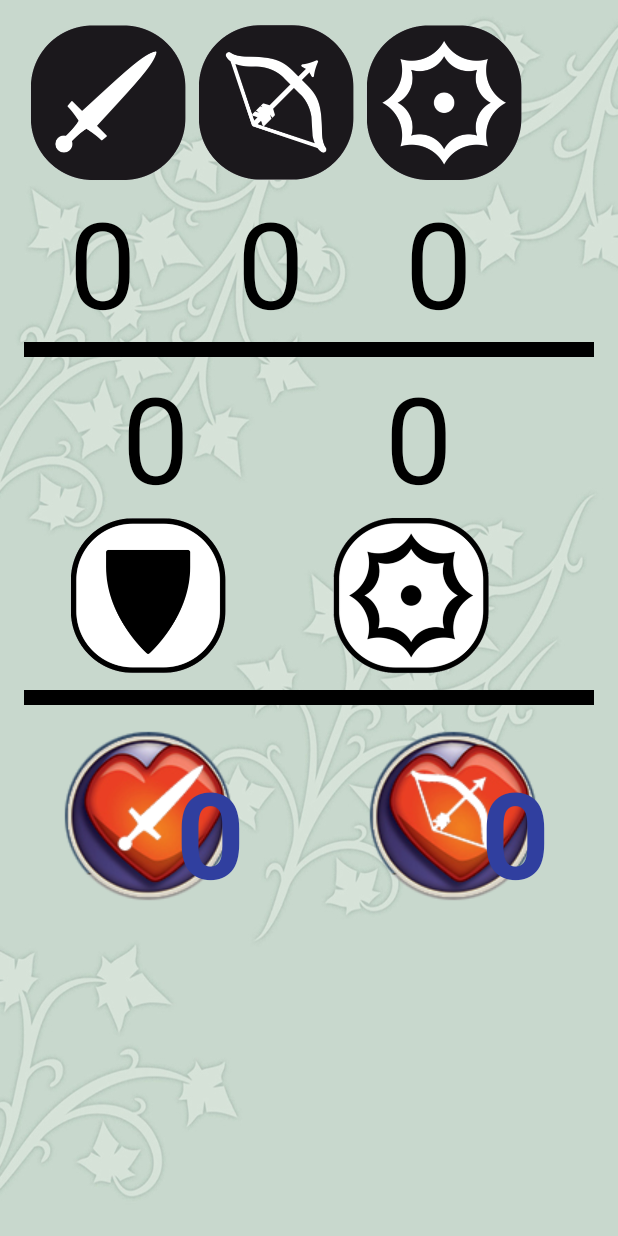
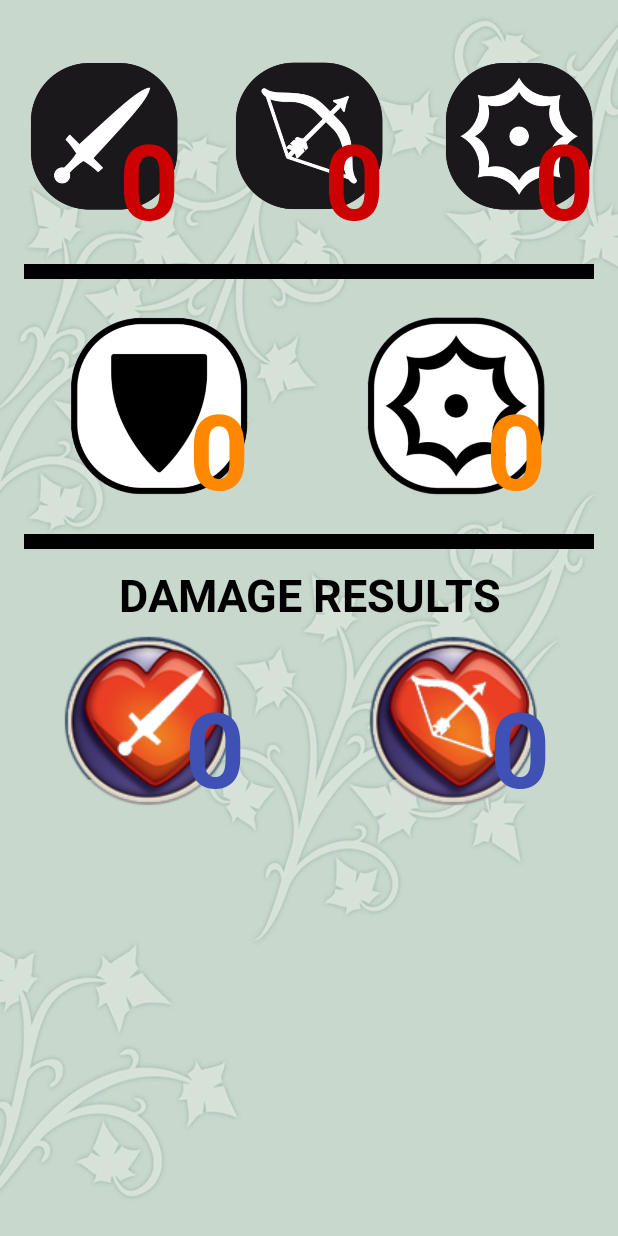
Before and after one commit to JhonatanRocha/ArcadiaQuestDiceRoller, an Android app: the screen it shows after launch (ResultActivity), after a tap on an icon or button, on a phone screen of 412 x 824 dp. Run offline under Robolectric (Android 15) with nearby library versions, the light colour scheme and no system bars.

Commit message:
Adding new colors on the design

```diff
--- a/app/src/main/java/com/jhonatanrocha/arcadiaquest/diceroller/ResultActivity.java
+++ b/app/src/main/java/com/jhonatanrocha/arcadiaquest/diceroller/ResultActivity.java
@@ -93,9 +93,9 @@ public class ResultActivity extends Activity {
         }
 
         setTextViewOfensiveResult(meleeTotal, rangedTotal, criticalTotal);
-        setSideMarginsToOfensiveTextView(textMeleeTotalResult);
+        /*setSideMarginsToOfensiveTextView(textMeleeTotalResult);
         setSideMarginsToOfensiveTextView(textRangedTotalResult);
-        setSideMarginsToOfensiveTextView(textCriticalTotalResult);
+        setSideMarginsToOfensiveTextView(textCriticalTotalResult);*/
     }
 
     protected void calculateDefensive() {
@@ -130,7 +130,7 @@ public class ResultActivity extends Activity {
         textDefensiveCritTotalResult.setText(blockCriticalTotal.toString());
     }
 
-    protected void setSideMarginsToOfensiveTextView(TextView textview) {
+    /*protected void setSideMarginsToOfensiveTextView(TextView textview) {
         final Integer textViewIntValue = Integer.parseInt(textview.getText().toString());
 
         if(textViewIntValue >= 10) {
@@ -138,7 +138,7 @@ public class ResultActivity extends Activity {
             layoutparams.setMargins(15, 0, 15, 0);
             textview.setLayoutParams(layoutparams);
         }
-    }
+    }*/
 
     protected void setSideMarginsToDefensiveTextView(TextView textview) {
         final Integer textViewIntValue = Integer.parseInt(textview.getText().toString());
--- a/app/src/main/res/layout/activity_result.xml
+++ b/app/src/main/res/layout/activity_result.xml
@@ -20,132 +20,108 @@
         android:layout_height="wrap_content"
         android:weightSum="1">
 
-        <GridLayout
+        <RelativeLayout
             android:layout_width="match_parent"
             android:layout_height="wrap_content"
             android:layout_alignParentTop="true"
             android:layout_alignParentLeft="true"
             android:layout_alignParentStart="true"
-            android:columnCount="3"
             android:id="@+id/gridOffensiveResultId">
 
             <ImageView
-                android:layout_width="@dimen/dice_dimension"
-                android:layout_height="@dimen/dice_dimension"
+                android:layout_width="@dimen/offensive_dice_dimension"
+                android:layout_height="@dimen/dice_dimension_heigth"
                 android:id="@+id/imgMeleeId"
                 android:layout_weight="1"
-                android:scaleType="fitXY"
+                android:scaleType="fitCenter"
                 android:adjustViewBounds="true"
                 android:src="@drawable/symbol_melee"
                 android:layout_marginLeft="@dimen/dice_margin"
                 android:layout_marginRight="@dimen/dice_margin"
                 android:contentDescription="Image of Melee Dice" />
 
-            <ImageView
-                android:layout_width="@dimen/dice_dimension"
-                android:layout_height="@dimen/dice_dimension"
-                android:src="@drawable/symbol_ranged"
-                android:id="@+id/imgRangedId"
-                android:layout_weight="1"
-                android:scaleType="fitXY"
-                android:adjustViewBounds="true"
-                android:layout_marginLeft="@dimen/dice_margin"
-                android:contentDescription="Image of Ranged Dice"
-                android:layout_marginRight="@dimen/dice_margin" />
-
-            <ImageView
-                android:layout_width="@dimen/dice_dimension"
-                android:layout_height="@dimen/dice_dimension"
-                android:src="@drawable/symbol_crit"
-                android:id="@+id/imgCritId"
-                android:layout_weight="1"
-                android:scaleType="fitXY"
-                android:adjustViewBounds="true"
-                android:layout_marginLeft="@dimen/dice_margin"
-                android:layout_marginRight="@dimen/dice_margin"
-                android:contentDescription="Image of Critical Dice" />
-
             <TextView
                 android:layout_width="wrap_content"
                 android:layout_height="wrap_content"
                 android:id="@+id/textResultMeleeId"
                 android:layout_weight="1"
+                android:textColor="@android:color/holo_red_dark"
+                android:layout_alignBottom="@+id/imgMeleeId"
+                android:layout_alignRight="@+id/imgMeleeId"
+                android:layout_alignEnd="@+id/imgMeleeId"
                 android:textSize="@dimen/resultText"
-                tools:text="0"
-                android:textColor="@android:color/background_dark"
-                android:textAlignment="center"
-                android:layout_marginLeft="@dimen/top_dice_margin"
-                android:layout_marginRight="@dimen/top_dice_margin" />
+                android:textStyle="normal|bold"
+                tools:text="0" />
+
+            <ImageView
+                android:layout_width="@dimen/offensive_dice_dimension"
+                android:layout_height="@dimen/dice_dimension_heigth"
+                android:src="@drawable/symbol_crit"
+                android:id="@+id/imgCritId"
+                android:layout_weight="1"
+                android:scaleType="fitCenter"
+                android:adjustViewBounds="true"
+                android:contentDescription="Image of Critical Dice"
+                android:layout_alignParentTop="true"
+                android:layout_alignParentRight="true"
+                android:layout_alignParentEnd="true" />
+
+            <TextView
+                android:layout_width="wrap_content"
+                android:layout_height="wrap_content"
+                android:id="@+id/textResultCritId"
+                android:layout_weight="1"
+                android:textColor="@android:color/holo_red_dark"
+                android:layout_alignBottom="@+id/imgCritId"
+                android:layout_alignRight="@+id/imgCritId"
+                android:layout_alignEnd="@+id/imgCritId"
+                android:textSize="@dimen/resultText"
+                android:textStyle="normal|bold"
+                tools:text="0" />
+
+            <ImageView
+                android:layout_width="@dimen/offensive_dice_dimension"
+                android:layout_height="@dimen/dice_dimension_heigth"
+                android:src="@drawable/symbol_ranged"
+                android:id="@+id/imgRangedId"
+                android:layout_weight="1"
+                android:scaleType="fitCenter"
+                android:adjustViewBounds="true"
+                android:contentDescription="Image of Ranged Dice"
+                android:layout_alignParentTop="true"
+                android:layout_centerHorizontal="true" />
 
             <TextView
                 android:layout_width="wrap_content"
                 android:layout_height="wrap_content"
                 android:id="@+id/textResultRangedId"
                 android:layout_weight="1"
+                android:textColor="@android:color/holo_red_dark"
+                android:layout_alignBottom="@+id/imgRangedId"
+                android:layout_alignRight="@+id/imgRangedId"
+                android:layout_alignEnd="@+id/imgRangedId"
                 android:textSize="@dimen/resultText"
-                tools:text="0"
-                android:textColor="@android:color/background_dark"
-                android:textAlignment="center"
-                android:layout_marginLeft="@dimen/top_dice_margin"
-                android:layout_marginRight="@dimen/top_dice_margin" />
+                android:textStyle="normal|bold"
+                tools:text="0" />
 
-            <TextView
-                android:layout_width="wrap_content"
-                android:layout_height="wrap_content"
-                android:id="@+id/textResultCritId"
-                android:layout_weight="1"
-                android:textSize="@dimen/resultText"
-                tools:text="0"
-                android:textColor="@android:color/background_dark"
-                android:textAlignment="center"
-                android:layout_marginLeft="@dimen/top_dice_margin"
-                android:layout_marginRight="@dimen/top_dice_margin" />
-
-        </GridLayout>
+        </RelativeLayout>
 
         <View
             android:layout_width="match_parent"
             android:background="@android:color/black"
-            android:layout_height="10dp" />
+            android:layout_height="10dp"
+            android:layout_marginBottom="10dp"
+            android:layout_marginTop="10dp"/>
 
-        <GridLayout
+        <RelativeLayout
             android:layout_width="match_parent"
             android:layout_height="wrap_content"
-            android:columnCount="2"
             android:id="@+id/gridDefensiveResultId"
-            android:rowCount="2"
             android:layout_below="@+id/gridOffensiveResultId"
             android:layout_alignParentLeft="true"
             android:layout_alignParentStart="true">
 
-            <TextView
-                android:layout_width="wrap_content"
-                android:layout_height="wrap_content"
-                android:id="@+id/textResultDefenseId"
-                android:layout_weight="1"
-                android:textSize="@dimen/resultText"
-                tools:text="0"
-                android:textColor="@android:color/background_dark"
-                android:textAlignment="center"
-                android:layout_marginLeft="@dimen/bottom_grid_text_margin"
-                android:layout_marginRight="@dimen/bottom_grid_text_margin" />
-
-            <TextView
-                android:text="TextView"
-                android:layout_width="wrap_content"
-                android:layout_height="wrap_content"
-                android:id="@+id/textResultCritDefenseId"
-                android:layout_weight="1"
-                android:textSize="@dimen/resultText"
-                tools:text="0"
-                android:textColor="@android:color/background_dark"
-                android:textAlignment="center"
-                android:layout_marginLeft="@dimen/bottom_grid_text_margin"
-                android:layout_marginRight="@dimen/bottom_grid_text_margin" />
-
             <ImageView
-                android:layout_width="@dimen/dice_dimension"
-                android:layout_height="@dimen/dice_dimension"
                 android:src="@drawable/symbol_block"
                 android:id="@+id/imgResultDefenseId"
                 android:layout_weight="1"
@@ -153,19 +129,50 @@
                 android:adjustViewBounds="false"
                 android:layout_marginLeft="@dimen/botton_grid_dice_margin"
                 android:layout_marginRight="@dimen/botton_grid_dice_margin"
-                android:contentDescription="Image of Critical Defensive Dice" />
+                android:contentDescription="Image of Critical Defensive Dice"
+                android:layout_width="@dimen/dice_dimension"
+                android:layout_height="@dimen/dice_dimension_heigth" />
+
+            <TextView
+                android:layout_width="wrap_content"
+                android:layout_height="wrap_content"
+                android:id="@+id/textResultDefenseId"
+                android:layout_weight="1"
+                android:textColor="@android:color/holo_orange_dark"
+                android:layout_alignBottom="@+id/imgResultDefenseId"
+                android:layout_alignRight="@+id/imgResultDefenseId"
+                android:layout_alignEnd="@+id/imgResultDefenseId"
+                android:textSize="@dimen/resultText"
+                android:textStyle="normal|bold"
+                tools:text="0" />
 
             <ImageView
                 android:layout_width="@dimen/dice_dimension"
-                android:layout_height="@dimen/dice_dimension"
+                android:layout_height="@dimen/dice_dimension_heigth"
                 android:src="@drawable/symbol_critblock"
                 android:id="@+id/imgResultCritDefenseId"
                 android:layout_weight="1"
                 android:scaleType="fitCenter"
-                android:layout_marginLeft="@dimen/botton_grid_dice_margin"
-                android:layout_marginRight="@dimen/botton_grid_dice_margin"
-                android:contentDescription="Image of Defensive Dice" />
-        </GridLayout>
+                android:contentDescription="Image of Defensive Dice"
+                android:layout_alignParentTop="true"
+                android:layout_alignParentRight="true"
+                android:layout_alignParentEnd="true"
+                android:layout_marginRight="32dp"
+                android:layout_marginEnd="32dp" />
+
+            <TextView
+                android:layout_width="wrap_content"
+                android:layout_height="wrap_content"
+                android:id="@+id/textResultCritDefenseId"
+                android:layout_weight="1"
+                android:textColor="@android:color/holo_orange_dark"
+                android:layout_alignBottom="@+id/imgResultCritDefenseId"
+                android:layout_alignRight="@+id/imgResultCritDefenseId"
+                android:layout_alignEnd="@+id/imgResultCritDefenseId"
+                android:textSize="@dimen/resultText"
+                android:textStyle="normal|bold"
+                tools:text="0" />
+        </RelativeLayout>
 
         <View
             android:layout_width="match_parent"
@@ -173,6 +180,17 @@
             android:layout_height="10dp"
             android:layout_marginBottom="10dp"
             android:layout_marginTop="10dp" />
+
+        <TextView
+            android:text="@string/damage_results"
+            android:layout_width="match_parent"
+            android:layout_height="wrap_content"
+            android:id="@+id/textView3"
+            android:gravity="center"
+            android:textAllCaps="true"
+            android:textSize="@dimen/damage_result_title"
+            android:textStyle="normal|bold"
+            android:textColor="@color/colorBlack" />
 
         <RelativeLayout
             android:layout_width="match_parent"
@@ -185,17 +203,17 @@
                 android:id="@+id/woundImage"
                 android:layout_weight="1"
                 android:layout_alignParentTop="true"
-                android:layout_alignParentLeft="true"
                 android:layout_alignParentStart="true"
                 android:layout_marginLeft="19dp"
-                android:layout_marginStart="19dp" />
+                android:layout_marginStart="19dp"
+                android:layout_alignParentLeft="true" />
 
             <TextView
                 android:layout_width="wrap_content"
                 android:layout_height="wrap_content"
                 android:id="@+id/meleeWoundResult"
                 android:layout_weight="1"
-                android:textColor="@color/colorPrimaryDark"
+                android:textColor="@color/colorPrimary"
                 android:layout_alignBottom="@+id/woundImage"
                 android:layout_alignRight="@+id/woundImage"
                 android:layout_alignEnd="@+id/woundImage"
@@ -220,7 +238,7 @@
                 android:layout_height="wrap_content"
                 android:id="@+id/rangedWoundResult"
                 android:layout_weight="1"
-                android:textColor="@color/colorPrimaryDark"
+                android:textColor="@color/colorPrimary"
                 android:layout_alignBottom="@+id/woundImage2"
                 android:layout_alignRight="@+id/woundImage2"
                 android:layout_alignEnd="@+id/woundImage2"
--- a/app/src/main/res/values/colors.xml
+++ b/app/src/main/res/values/colors.xml
@@ -1,6 +1,6 @@
 <?xml version="1.0" encoding="utf-8"?>
 <resources>
-    <color name="colorPrimary">#3F51B5</color>
+    <color name="colorPrimary">#3f51b5</color>
     <color name="colorPrimaryDark">#303f9f</color>
     <color name="colorAccent">#FF4081</color>
     <color name="colorBlack">#000000</color>
--- a/app/src/main/res/values/dimens.xml
+++ b/app/src/main/res/values/dimens.xml
@@ -2,8 +2,10 @@
     <!-- Default screen margins, per the Android Design guidelines. -->
     <dimen name="activity_horizontal_margin">16dp</dimen>
     <dimen name="activity_vertical_margin">16dp</dimen>
-    <dimen name="dice_dimension">105dp</dimen>
-    <dimen name="resultText">80dp</dimen>
+    <dimen name="offensive_dice_dimension">100dp</dimen>
+    <dimen name="dice_dimension">120dp</dimen>
+    <dimen name="dice_dimension_heigth">150dp</dimen>
+    <dimen name="resultText">70dp</dimen>
     <dimen name="decimalForm">80dp</dimen>
     <dimen name="heightDecimalForms">30dp</dimen>
     <dimen name="dice_margin">3dp</dimen>
@@ -13,4 +15,5 @@
     <dimen name="top_dice_margin">30dp</dimen>
     <dimen name="main_dice_dimension">70dp</dimen>
     <dimen name="checkboxLabelSize">14dp</dimen>
+    <dimen name="damage_result_title">30dp</dimen>
 </resources>
--- a/app/src/main/res/values/strings.xml
+++ b/app/src/main/res/values/strings.xml
@@ -1,5 +1,6 @@
 <resources>
     <string name="app_name">Arcadia Quest Dice Roller</string>
+    <string name="damage_results">Damage Results</string>
 
     <string-array name="offensiveMethod">
         <item>MELEE</item>
```
